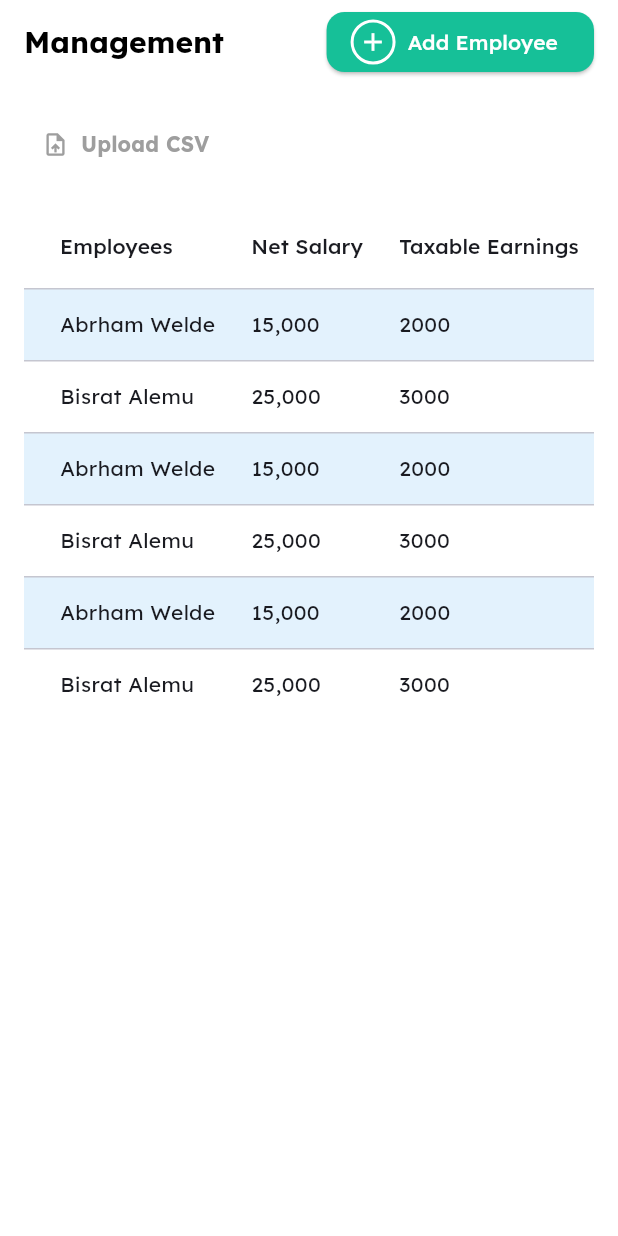
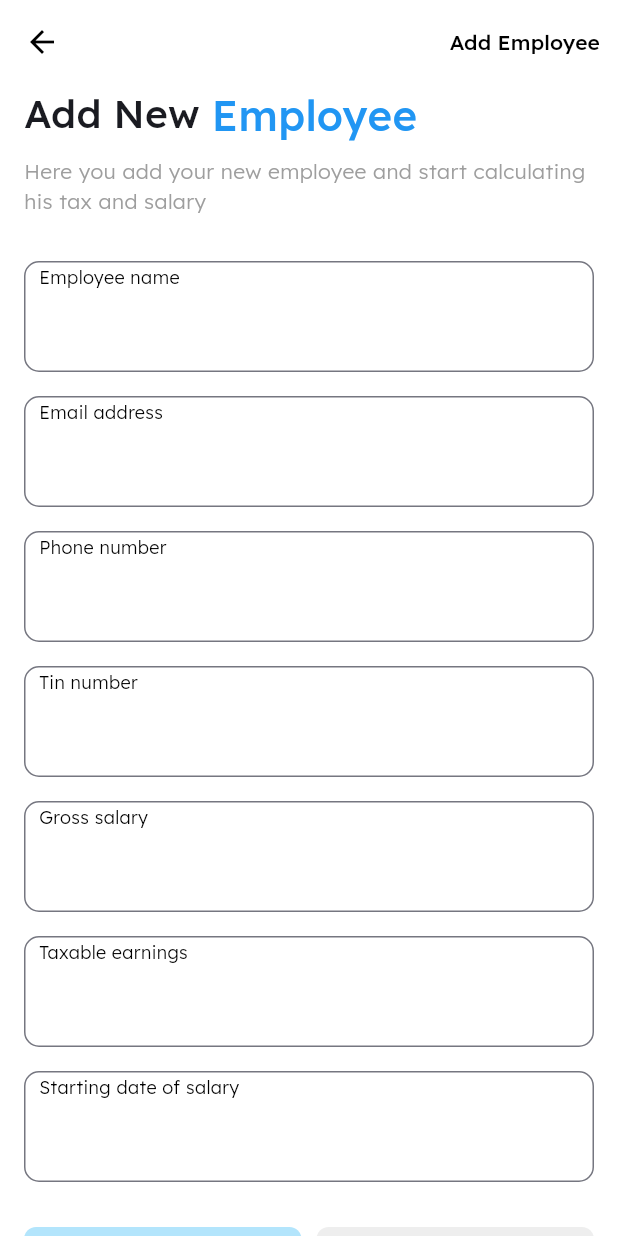
Before and after one commit to sammysamuti/demoz, a Flutter app: the ManagementPage screen opened by its route, after a tap on "Add Employee", on a phone screen of 412 x 824 dp. Run offline on Flutter 3.47's test engine with Material 3 defaults, Android fonts, the phone set to English and light mode, and no system bars; our stand-ins replace file_picker, fl_chart, flutter_screenutil, get, get_storage, pdf and 1 more; accounts and stored records are empty; generated files the repository leaves out were written again.

Commit message:
Added: Add new employee

```diff
--- a/lib/routes.dart
+++ b/lib/routes.dart
@@ -1,5 +1,6 @@
 import 'package:demoz/views/auth/login_page.dart';
 import 'package:demoz/views/auth/register_page.dart';
+import 'package:demoz/views/pages/add_employee.dart';
 import 'package:demoz/views/pages/payroll_manage_page.dart';
 import 'package:demoz/views/pages/profile_page.dart';
 import 'package:demoz/views/pages/settings_page.dart';
@@ -17,5 +18,6 @@ Map<String, WidgetBuilder> getRoutes() {
     ProfilePage.route: (context) => ProfilePage(),
     LanguagePage.route: (context) => LanguagePage(),
     SettingsPage.route: (context) => SettingsPage(),
+    AddEmployeePage.route: (context) => AddEmployeePage(),
   };
 }
--- /dev/null
+++ b/lib/views/pages/add_employee.dart
@@ -0,0 +1,253 @@
+import 'package:flutter/material.dart';
+
+class AddEmployeePage extends StatefulWidget {
+  static String route = 'addnewemployee-page';
+
+  @override
+  _AddEmployeePageState createState() => _AddEmployeePageState();
+}
+
+class _AddEmployeePageState extends State<AddEmployeePage> {
+  final _formKey = GlobalKey<FormState>();
+
+  final TextEditingController _employeeNameController = TextEditingController();
+  final TextEditingController _emailAddressController = TextEditingController();
+  final TextEditingController _phoneNumberController = TextEditingController();
+  final TextEditingController _tinNumberController = TextEditingController();
+  final TextEditingController _grossSalaryController = TextEditingController();
+  final TextEditingController _taxableEarningsController =
+      TextEditingController();
+  final TextEditingController _startingDateController = TextEditingController();
+
+  bool _isPerMonthSelected = true;
+
+  @override
+  void initState() {
+    super.initState();
+    _employeeNameController.addListener(_updateFormState);
+    _emailAddressController.addListener(_updateFormState);
+    _phoneNumberController.addListener(_updateFormState);
+    _tinNumberController.addListener(_updateFormState);
+    _grossSalaryController.addListener(_updateFormState);
+    _taxableEarningsController.addListener(_updateFormState);
+    _startingDateController.addListener(_updateFormState);
+  }
+
+  void _updateFormState() {
+    setState(() {});
+  }
+
+  @override
+  void dispose() {
+    _employeeNameController.dispose();
+    _emailAddressController.dispose();
+    _phoneNumberController.dispose();
+    _tinNumberController.dispose();
+    _grossSalaryController.dispose();
+    _taxableEarningsController.dispose();
+    _startingDateController.dispose();
+    super.dispose();
+  }
+
+  bool get _isFormValid {
+    return _formKey.currentState?.validate() ?? false;
+  }
+
+  void _toggleSelection(bool isPerMonth) {
+    setState(() {
+      _isPerMonthSelected = isPerMonth;
+    });
+  }
+
+  @override
+  Widget build(BuildContext context) {
+    return Scaffold(
+      appBar: AppBar(
+        backgroundColor: Colors.white,
+        elevation: 0,
+        leading: IconButton(
+          icon: Icon(Icons.arrow_back, color: Colors.black),
+          onPressed: () => Navigator.of(context).pop(),
+        ),
+        actions: <Widget>[
+          TextButton(
+            onPressed: _isFormValid ? () {} : null,
+            child: Text(
+              'Add Employee',
+              style: TextStyle(color: Colors.black),
+            ),
+          ),
+        ],
+      ),
+      body: SafeArea(
+        child: SingleChildScrollView(
+          child: Padding(
+            padding: const EdgeInsets.symmetric(horizontal: 16.0),
+            child: Form(
+              key: _formKey,
+              child: Column(
+                crossAxisAlignment: CrossAxisAlignment.start,
+                children: [
+                  Row(
+                    mainAxisAlignment: MainAxisAlignment.start,
+                    children: [
+                      Text(
+                        'Add New ',
+                        style: TextStyle(
+                          fontSize: 26,
+                          fontWeight: FontWeight.w500,
+                        ),
+                      ),
+                      Text(
+                        'Employee',
+                        style: TextStyle(
+                          fontSize: 28,
+                          fontWeight: FontWeight.w500,
+                          color: Colors.blue,
+                        ),
+                      ),
+                    ],
+                  ),
+                  SizedBox(height: 8),
+                  Text(
+                    'Here you add your new employee and start calculating his tax and salary',
+                    style: TextStyle(
+                        fontSize: 14,
+                        color: Colors.grey,
+                        fontWeight: FontWeight.w300),
+                  ),
+                  SizedBox(height: 30),
+                  _buildTextField(_employeeNameController, 'Employee name'),
+                  SizedBox(height: 16),
+                  _buildTextField(_emailAddressController, 'Email address'),
+                  SizedBox(height: 16),
+                  _buildTextField(_phoneNumberController, 'Phone number'),
+                  SizedBox(height: 16),
+                  _buildTextField(_tinNumberController, 'Tin number'),
+                  SizedBox(height: 16),
+                  _buildTextField(_grossSalaryController, 'Gross salary'),
+                  SizedBox(height: 16),
+                  _buildTextField(
+                      _taxableEarningsController, 'Taxable earnings'),
+                  SizedBox(height: 16),
+                  _buildTextField(
+                      _startingDateController, 'Starting date of salary'),
+                  SizedBox(height: 30),
+                  Row(
+                    mainAxisAlignment: MainAxisAlignment.spaceBetween,
+                    children: [
+                      _buildToggleButton('per month', _isPerMonthSelected),
+                      SizedBox(width: 10),
+                      _buildToggleButton('per Contract', !_isPerMonthSelected),
+                    ],
+                  ),
+                  SizedBox(height: 30),
+                  ElevatedButton(
+                    onPressed: _isFormValid
+                        ? () {
+                            if (_formKey.currentState!.validate()) {
+
+                            }
+                          }
+                        : null,
+                    child: Center(
+                      child: Text(
+                        'Add employee',
+                        style: TextStyle(fontSize: 16),
+                      ),
+                    ),
+                    style: ElevatedButton.styleFrom(
+                      minimumSize: Size(double.infinity, 50),
+                      backgroundColor:
+                          _isFormValid ? Colors.blue : Colors.grey.shade300,
+                      foregroundColor: Colors.white,
+                      shape: RoundedRectangleBorder(
+                        borderRadius: BorderRadius.circular(10),
+                      ),
+                    ),
+                  ),
+                  SizedBox(height: 20),
+                ],
+              ),
+            ),
+          ),
+        ),
+      ),
+    );
+  }
+
+  Widget _buildTextField(TextEditingController controller, String labelText) {
+    return Stack(
+      children: [
+        TextFormField(
+          controller: controller,
+          decoration: InputDecoration(
+            labelText: null,
+            contentPadding: EdgeInsets.symmetric(vertical: 25, horizontal: 10),
+            border: OutlineInputBorder(
+              borderRadius: BorderRadius.circular(10),
+              borderSide: BorderSide(
+                color: Color.fromARGB(255, 227, 227, 227),
+              ),
+            ),
+            focusedBorder: OutlineInputBorder(
+              borderRadius: BorderRadius.circular(10),
+              borderSide: BorderSide(
+                color: Colors.blue,
+                width: 2.0,
+              ),
+            ),
+          ),
+          validator: (value) {
+            if (value == null || value.isEmpty) {
+              return 'This field is required';
+            }
+            return null;
+          },
+          style: TextStyle(fontSize: 16),
+        ),
+        Positioned(
+          left: 10,
+          top: 2,
+          child: Text(
+            labelText,
+            style: TextStyle(
+              color: controller.text.isEmpty ? Colors.black : Colors.blue,
+              fontSize: 12,
+              fontWeight: FontWeight.w300,
+            ),
+          ),
+        ),
+      ],
+    );
+  }
+
+  Widget _buildToggleButton(String text, bool isSelected) {
+    return Expanded(
+      child: GestureDetector(
+        onTap: () {
+          _toggleSelection(text == 'per month');
+        },
+        child: Container(
+          height: 40,
+          decoration: BoxDecoration(
+            color: isSelected
+                ? Colors.lightBlue[100]
+                : Colors.grey[200],
+            borderRadius:
+                BorderRadius.circular(8),
+          ),
+          child: Center(
+            child: Text(
+              text,
+              style: TextStyle(
+                color: isSelected ? Colors.white : Colors.black,
+                fontWeight: FontWeight.bold,
+              ),
+            ),
+          ),
+        ),
+      ),
+    );
+  }
+}
--- a/lib/views/pages/payroll_manage_page.dart
+++ b/lib/views/pages/payroll_manage_page.dart
@@ -3,6 +3,7 @@ import 'package:file_picker/file_picker.dart';
 import 'package:pdf/pdf.dart';
 import 'package:pdf/widgets.dart' as pw;
 import 'package:printing/printing.dart';
+import 'package:get/get.dart';
 
 class ManagementPage extends StatelessWidget {
   static String route = 'management-page';
@@ -13,11 +14,10 @@ class ManagementPage extends StatelessWidget {
       appBar: AppBar(
         backgroundColor: Colors.white,
         elevation: 0,
-        leading: null, // Ensure the back arrow is removed
+        leading: null,
         title: Row(
           mainAxisAlignment: MainAxisAlignment.spaceBetween,
           children: [
-            // Title with responsive font size
             Expanded(
               child: Text(
                 'Management',
@@ -29,24 +29,25 @@ class ManagementPage extends StatelessWidget {
                 overflow: TextOverflow.ellipsis,
               ),
             ),
-
             ElevatedButton.icon(
-              onPressed: () {},
+              onPressed: () {
+                Get.toNamed('addnewemployee-page');
+              },
               icon: Container(
-                width: 30, // Adjust the size as needed
-                height: 30, // Adjust the size as needed
+                width: 30,
+                height: 30,
                 decoration: BoxDecoration(
                   shape: BoxShape.circle,
                   border: Border.all(
-                    color: Colors.white, // Border color
-                    width: 2, // Border width
+                    color: Colors.white,
+                    width: 2,
                   ),
                 ),
                 child: Center(
                   child: Icon(
                     Icons.add,
-                    color: Colors.white, // Icon color
-                    size: 20, // Adjust the icon size as needed
+                    color: Colors.white,
+                    size: 20,
                   ),
                 ),
               ),
@@ -134,7 +135,6 @@ class ManagementPage extends StatelessWidget {
                   DataCell(Text(index.isEven ? '2000' : '3000')),
                   DataCell(Text(index.isEven ? '5000' : '7000')),
                   DataCell(Text(index.isEven ? '5000' : '7000')),
-                  // Add more cells to match the columns
                 ],
               ),
             ),
@@ -143,7 +143,6 @@ class ManagementPage extends StatelessWidget {
       ),
     );
   }
-
 
   void _generatePDF(BuildContext context) async {
     final pdf = pw.Document();
```
